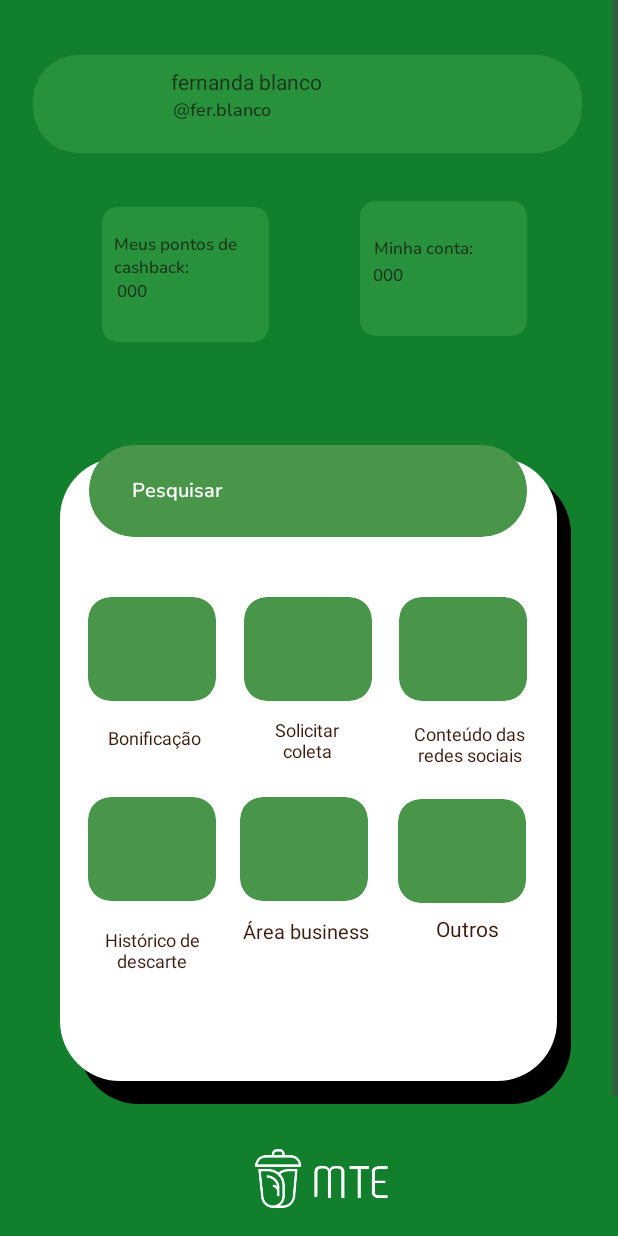
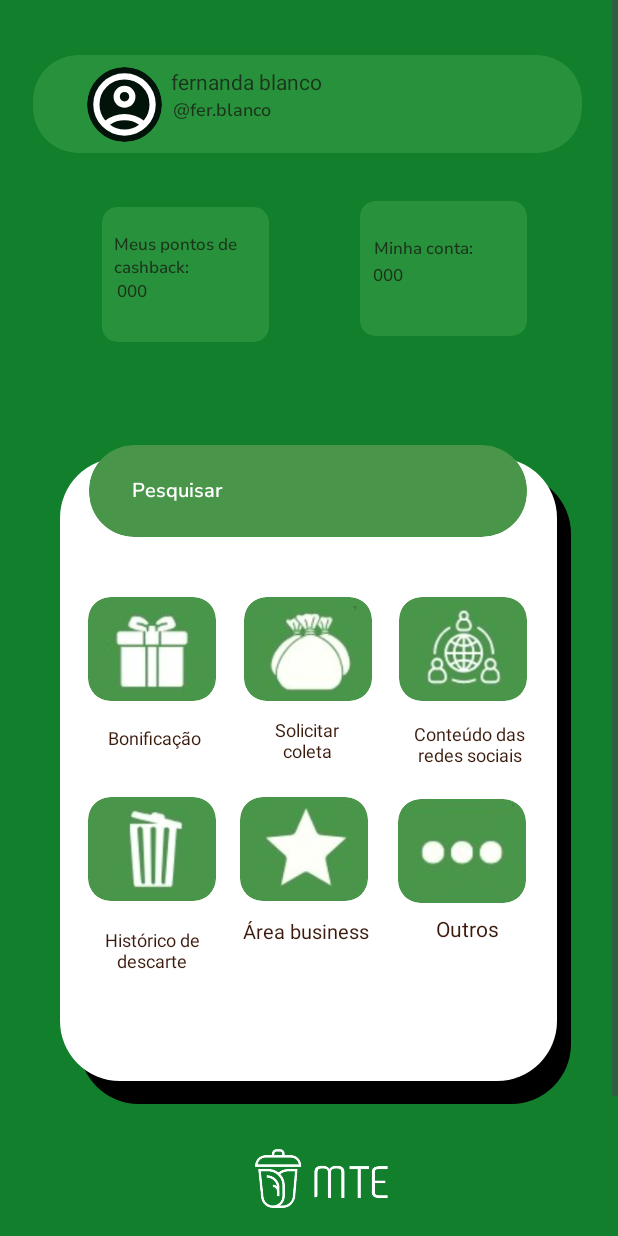
Before and after one commit to RaphaelSilv4/MTE, an Android app: the profile screen opened directly, with no data from a screen before it, on a phone screen of 412 x 824 dp. Run offline under Robolectric (Android 15) with nearby library versions, the phone set to English and light mode, and no system bars.

Commit message:
feat: icons added to profile

```diff
--- /dev/null
+++ b/MTE/app/src/main/res/drawable/user_profile.xml
@@ -0,0 +1,9 @@
+<vector xmlns:android="http://schemas.android.com/apk/res/android"
+    android:width="24dp"
+    android:height="24dp"
+    android:viewportWidth="960"
+    android:viewportHeight="960">
+  <path
+      android:fillColor="#fff"
+      android:pathData="M234,684Q285,645 348,622.5Q411,600 480,600Q549,600 612,622.5Q675,645 726,684Q761,643 780.5,591Q800,539 800,480Q800,347 706.5,253.5Q613,160 480,160Q347,160 253.5,253.5Q160,347 160,480Q160,539 179.5,591Q199,643 234,684ZM480,520Q421,520 380.5,479.5Q340,439 340,380Q340,321 380.5,280.5Q421,240 480,240Q539,240 579.5,280.5Q620,321 620,380Q620,439 579.5,479.5Q539,520 480,520ZM480,880Q397,880 324,848.5Q251,817 197,763Q143,709 111.5,636Q80,563 80,480Q80,397 111.5,324Q143,251 197,197Q251,143 324,111.5Q397,80 480,80Q563,80 636,111.5Q709,143 763,197Q817,251 848.5,324Q880,397 880,480Q880,563 848.5,636Q817,709 763,763Q709,817 636,848.5Q563,880 480,880ZM480,800Q533,800 580,784.5Q627,769 666,740Q627,711 580,695.5Q533,680 480,680Q427,680 380,695.5Q333,711 294,740Q333,769 380,784.5Q427,800 480,800ZM480,440Q506,440 523,423Q540,406 540,380Q540,354 523,337Q506,320 480,320Q454,320 437,337Q420,354 420,380Q420,406 437,423Q454,440 480,440ZM480,380Q480,380 480,380Q480,380 480,380Q480,380 480,380Q480,380 480,380Q480,380 480,380Q480,380 480,380Q480,380 480,380Q480,380 480,380ZM480,740Q480,740 480,740Q480,740 480,740Q480,740 480,740Q480,740 480,740Q480,740 480,740Q480,740 480,740Q480,740 480,740Q480,740 480,740Z"/>
+</vector>
--- a/MTE/app/src/main/res/layout/activity_profile.xml
+++ b/MTE/app/src/main/res/layout/activity_profile.xml
@@ -392,8 +392,99 @@
                 app:layout_constraintTop_toBottomOf="@+id/cardview11"
                 app:layout_constraintVertical_bias="1.0" />
 
+            <ImageView
+                android:id="@+id/imageView2"
+                android:layout_width="93dp"
+                android:layout_height="57dp"
+                android:layout_marginEnd="-5dp"
+                app:layout_constraintBottom_toBottomOf="@+id/cardview9"
+                app:layout_constraintEnd_toEndOf="@+id/cardview9"
+                app:layout_constraintTop_toTopOf="@+id/cardview9"
+                app:srcCompat="@drawable/lixo" />
 
+            <ImageView
+                android:id="@+id/imageView3"
+                android:layout_width="93dp"
+                android:layout_height="57dp"
+                android:layout_marginEnd="-5dp"
+                app:layout_constraintBottom_toBottomOf="@+id/cardview6"
+                app:layout_constraintEnd_toEndOf="@+id/cardview6"
+                app:layout_constraintTop_toTopOf="@+id/cardview6"
+                app:srcCompat="@drawable/presente" />
 
+            <ImageView
+                android:id="@+id/imageView4"
+                android:layout_width="93dp"
+                android:layout_height="57dp"
+                android:layout_marginEnd="-5dp"
+                app:layout_constraintBottom_toBottomOf="@+id/cardview7"
+                app:layout_constraintEnd_toEndOf="@+id/cardview7"
+                app:layout_constraintTop_toTopOf="@+id/cardview7"
+                app:srcCompat="@drawable/saco_lixo" />
+
+            <ImageView
+                android:id="@+id/imageView5"
+                android:layout_width="93dp"
+                android:layout_height="57dp"
+                android:layout_marginTop="-5dp"
+                android:layout_marginEnd="-5dp"
+                app:layout_constraintBottom_toBottomOf="@+id/cardview8"
+                app:layout_constraintEnd_toEndOf="@+id/cardview8"
+                app:layout_constraintTop_toTopOf="@+id/cardview8"
+                app:srcCompat="@drawable/social" />
+
+            <ImageView
+                android:id="@+id/imageView6"
+                android:layout_width="93dp"
+                android:layout_height="57dp"
+                android:layout_marginTop="-5dp"
+                android:layout_marginEnd="-5dp"
+                app:layout_constraintBottom_toBottomOf="@+id/cardview10"
+                app:layout_constraintEnd_toEndOf="@+id/cardview10"
+                app:layout_constraintTop_toTopOf="@+id/cardview10"
+                app:srcCompat="@drawable/estrela" />
+
+            <ImageView
+                android:id="@+id/imageView7"
+                android:layout_width="93dp"
+                android:layout_height="57dp"
+                android:layout_marginTop="-5dp"
+                android:layout_marginEnd="-5dp"
+                app:layout_constraintBottom_toBottomOf="@+id/cardview11"
+                app:layout_constraintEnd_toEndOf="@+id/cardview11"
+                app:layout_constraintTop_toTopOf="@+id/cardview11"
+                app:srcCompat="@drawable/outros" />
+
+            <ImageView
+                android:id="@+id/imageView8"
+                android:layout_width="93dp"
+                android:layout_height="57dp"
+                app:layout_constraintBottom_toBottomOf="parent"
+                app:layout_constraintEnd_toEndOf="parent"
+                app:layout_constraintStart_toStartOf="@+id/cardview4"
+                app:layout_constraintTop_toTopOf="@+id/cardview4"
+                app:srcCompat="@drawable/logo_mte_verde" />
+
+            <androidx.cardview.widget.CardView
+                android:layout_width="50dp"
+                android:layout_height="50dp"
+                android:layout_marginEnd="-30dp"
+                app:cardCornerRadius="100dp"
+                app:cardElevation="0dp"
+                app:cardBackgroundColor="#02140A"
+                app:layout_constraintBottom_toBottomOf="@+id/cardview"
+                app:layout_constraintEnd_toStartOf="@+id/textView19"
+                app:layout_constraintStart_toStartOf="@+id/cardview"
+                app:layout_constraintTop_toTopOf="@+id/cardview">
+
+                <ImageView
+                    android:id="@+id/imageView10"
+                    android:layout_width="50dp"
+                    android:layout_height="50dp"
+                    android:scaleType="centerCrop"
+                    android:src="@drawable/user_profile" />
+
+            </androidx.cardview.widget.CardView>
         </androidx.constraintlayout.widget.ConstraintLayout>
 
     </LinearLayout>
```
Also changed, not shown: MTE/app/src/main/res/drawable/estrela.png (added), MTE/app/src/main/res/drawable/lixo.png (added), MTE/app/src/main/res/drawable/logo_mte_verde.png (added), MTE/app/src/main/res/drawable/outros.png (added), MTE/app/src/main/res/drawable/presente.png (added), MTE/app/src/main/res/drawable/saco_lixo.png (added), MTE/app/src/main/res/drawable/social.png (added).
